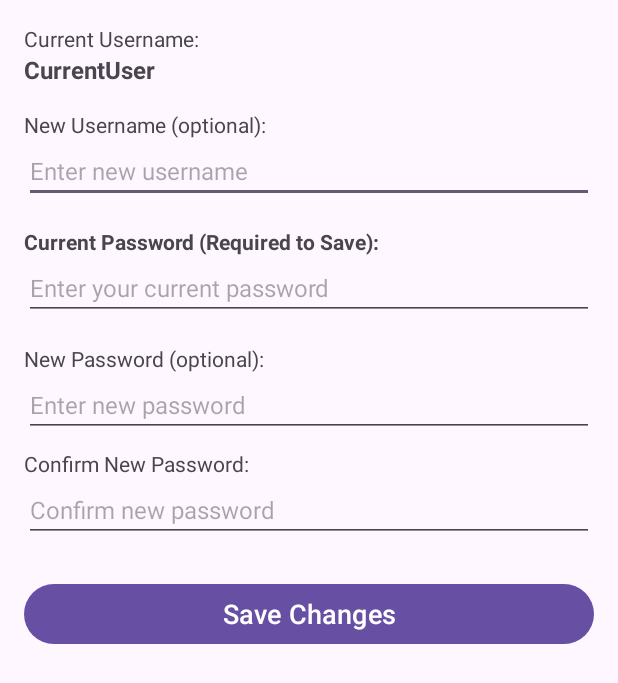
After one commit to Derpino01/Testing1, an Android app: the layout activity_update_user.xml on its own in the app's theme, with its tools: preview values and no code run, on a phone screen of 412 x 824 dp. The commit adds this screen. Shown: the top 683 px of the screen. Run offline under Robolectric (Android 15) with nearby library versions, the phone set to English and light mode, and no system bars; network calls fail.

Commit message:
added Users view and edit

```diff
--- a/app/src/main/java/com/prog/tryagain/AddMedicineActivity.java
+++ b/app/src/main/java/com/prog/tryagain/AddMedicineActivity.java
@@ -30,7 +30,7 @@ public class AddMedicineActivity extends AppCompatActivity {
     Button buttonSaveMedicine, buttonSeeMedicine;
 
     // !! REPLACE 'YOUR_COMPUTER_IP' with your actual WAMP server IP !!
-    private static final String ADD_MED_URL = "http://192.168.254.111/android_api/add_medicine.php";
+    private static final String ADD_MED_URL = "http://192.168.0.115/android_api/add_medicine.php";
     private static final String TAG = "AddMedicineActivity";
 
     @Override
--- a/app/src/main/java/com/prog/tryagain/DisplayMedicineActivity.java
+++ b/app/src/main/java/com/prog/tryagain/DisplayMedicineActivity.java
@@ -31,7 +31,7 @@ public class DisplayMedicineActivity extends AppCompatActivity {
     ArrayAdapter<String> adapter;
 
     // !! REPLACE 'YOUR_COMPUTER_IP' with your actual WAMP server IP !!
-    private static final String GET_MEDS_URL = "http://192.168.254.111/android_api/get_medicine.php";
+    private static final String GET_MEDS_URL = "http://192.168.0.115/android_api/get_medicine.php";
     private static final String TAG = "DisplayMedicineActivity";
 
     @Override
--- a/app/src/main/java/com/prog/tryagain/SearchActivity.java
+++ b/app/src/main/java/com/prog/tryagain/SearchActivity.java
@@ -45,7 +45,7 @@ public class SearchActivity extends AppCompatActivity {
 
     // Use the same URL as DisplayMedicineActivity to get all medicines
     // !! REPLACE 'YOUR_COMPUTER_IP' with your actual WAMP server IP !!
-    private static final String GET_MEDS_URL = "http://192.168.254.111/android_api/get_medicine.php";
+    private static final String GET_MEDS_URL = "http://192.168.0.115/android_api/get_medicine.php";
     private static final String TAG = "SearchActivity";
 
     @Override
--- a/app/src/main/java/com/prog/tryagain/ShowMedInfo.java
+++ b/app/src/main/java/com/prog/tryagain/ShowMedInfo.java
@@ -33,7 +33,7 @@ public class ShowMedInfo extends AppCompatActivity {
     public static final String EXTRA_MED_AMOUNT = "com.prog.tryagain.extra.MED_AMOUNT";
 
     // !! IMPORTANT: Replace with your actual WAMP server IP and script path !!
-    private static final String DELETE_MED_URL = "http://192.168.0.106/android_api/delete_medicine.php";
+    private static final String DELETE_MED_URL = "http://192.168.0.115/android_api/delete_medicine.php";
     private static final String TAG = "ShowMedInfo";
 
     TextView textViewId;
--- /dev/null
+++ b/app/src/main/res/layout/activity_update_user.xml
@@ -0,0 +1,104 @@
+<?xml version="1.0" encoding="utf-8"?>
+<LinearLayout
+    xmlns:android="http://schemas.android.com/apk/res/android"
+    xmlns:app="http://schemas.android.com/apk/res-auto"
+    xmlns:tools="http://schemas.android.com/tools"
+    android:layout_width="match_parent"
+    android:layout_height="match_parent"
+    android:orientation="vertical"
+    android:padding="16dp"
+    tools:context=".EditUserActivity">
+
+    <TextView
+        android:layout_width="wrap_content"
+        android:layout_height="wrap_content"
+        android:text="Current Username:"
+        android:textSize="14sp" />
+
+    <TextView
+        android:id="@+id/textViewCurrentUsername"
+        android:layout_width="match_parent"
+        android:layout_height="wrap_content"
+        android:layout_marginBottom="16dp"
+        android:textSize="16sp"
+        android:textStyle="bold"
+        tools:text="CurrentUser" />
+
+    <TextView
+        android:layout_width="wrap_content"
+        android:layout_height="wrap_content"
+        android:text="New Username (optional):"
+        android:textSize="14sp" />
+
+    <EditText
+        android:id="@+id/editTextNewUsername"
+        android:layout_width="match_parent"
+        android:layout_height="wrap_content"
+        android:layout_marginBottom="16dp"
+        android:hint="Enter new username"
+        android:inputType="textPersonName"
+        android:textSize="16sp" />
+
+    <TextView
+        android:layout_width="wrap_content"
+        android:layout_height="wrap_content"
+        android:text="Current Password (Required to Save):"
+        android:textStyle="bold"
+        android:textSize="14sp" />
+
+    <EditText
+        android:id="@+id/editTextCurrentPassword"
+        android:layout_width="match_parent"
+        android:layout_height="wrap_content"
+        android:layout_marginBottom="16dp"
+        android:hint="Enter your current password"
+        android:inputType="textPassword"
+        android:textSize="16sp" />
+
+    <TextView
+        android:layout_width="wrap_content"
+        android:layout_height="wrap_content"
+        android:text="New Password (optional):"
+        android:textSize="14sp" />
+
+    <EditText
+        android:id="@+id/editTextNewPassword"
+        android:layout_width="match_parent"
+        android:layout_height="wrap_content"
+        android:layout_marginBottom="8dp"
+        android:hint="Enter new password"
+        android:inputType="textPassword"
+        android:textSize="16sp" />
+
+    <TextView
+        android:layout_width="wrap_content"
+        android:layout_height="wrap_content"
+        android:text="Confirm New Password:"
+        android:textSize="14sp" />
+
+    <EditText
+        android:id="@+id/editTextConfirmPassword"
+        android:layout_width="match_parent"
+        android:layout_height="wrap_content"
+        android:layout_marginBottom="24dp"
+        android:hint="Confirm new password"
+        android:inputType="textPassword"
+        android:textSize="16sp" />
+
+    <Button
+        android:id="@+id/buttonUpdate"
+        android:layout_width="match_parent"
+        android:layout_height="wrap_content"
+        android:text="Save Changes"
+        android:textSize="18sp" />
+
+    <ProgressBar
+        android:id="@+id/progressBarUpdate"
+        style="?android:attr/progressBarStyle"
+        android:layout_width="wrap_content"
+        android:layout_height="wrap_content"
+        android:layout_gravity="center"
+        android:layout_marginTop="16dp"
+        android:visibility="gone" />
+
+</LinearLayout>
```
Also changed, not shown: app/src/main/java/com/prog/tryagain/EditUserActivity.java (added, +225 -0 lines), app/src/main/java/com/prog/tryagain/SignupActivity.java (+9 -2 lines), app/src/main/java/com/prog/tryagain/ViewUserActivity.java (added, +130 -0 lines), app/src/main/res/layout/activity_user_view.xml (added, +55 -0 lines).
